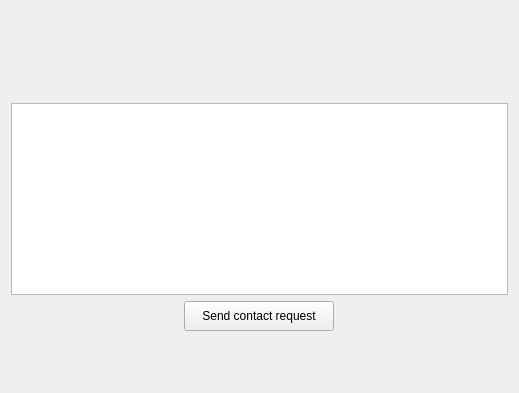
Before: the Qt Designer form sendcontactrequestwidget.ui in savoirfairelinux/jami-client-windows, drawn with Qt 5.
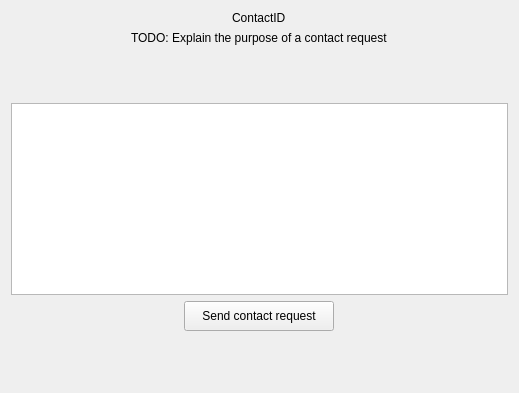
After: the same form once the commit is applied.

```diff
--- a/sendcontactrequestwidget.ui
+++ b/sendcontactrequestwidget.ui
@@ -23,7 +23,7 @@
       </size>
      </property>
      <property name="text">
-      <string/>
+      <string>ContactID</string>
      </property>
     </widget>
    </item>
@@ -36,7 +36,7 @@
       </size>
      </property>
      <property name="text">
-      <string/>
+      <string>TODO: Explain the purpose of a contact request</string>
      </property>
     </widget>
    </item>
```
